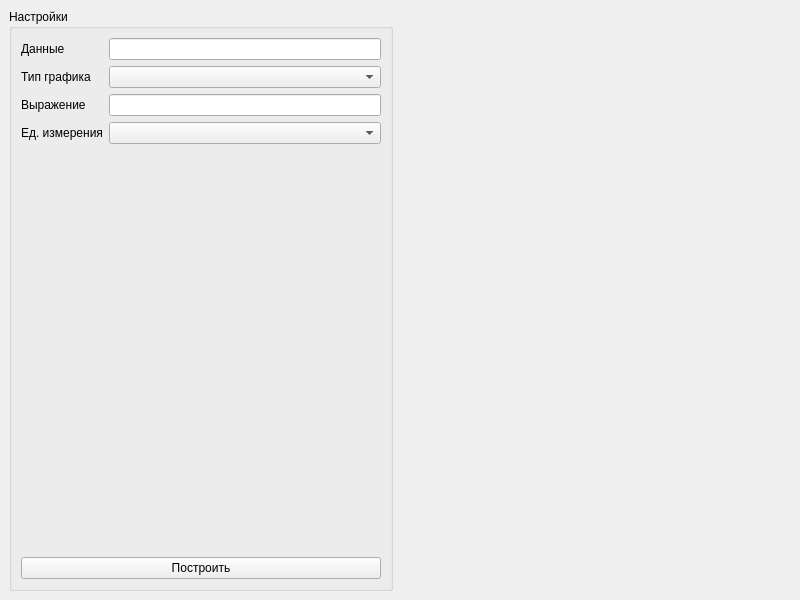
Old version of the form ui/comsol.ui in the repository baltikaa9/comsol-free.
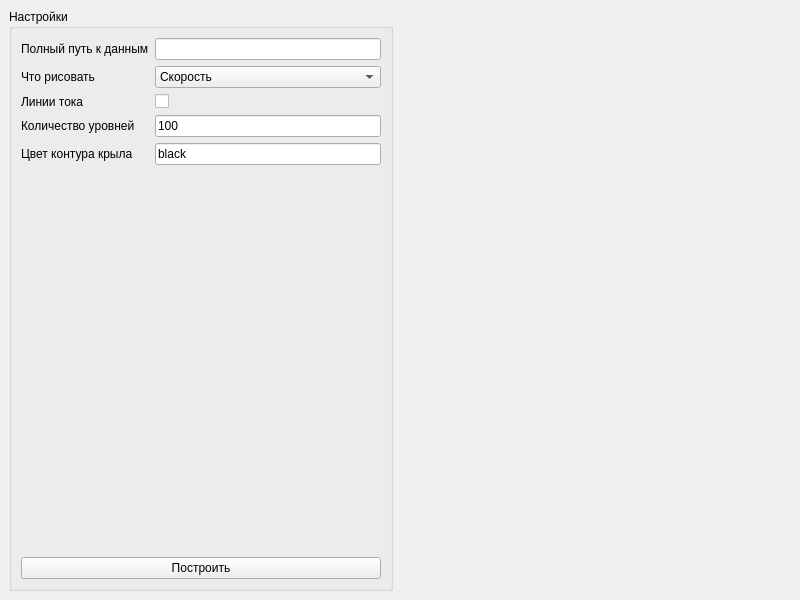
New version of the form.

Commit message: Обновил интерфейс и сделал его рабочим

What changed in the file:
```diff
--- a/ui/comsol.ui
+++ b/ui/comsol.ui
@@ -32,7 +32,7 @@
          <item row="0" column="0">
           <widget class="QLabel" name="label">
            <property name="text">
-            <string>Данные</string>
+            <string>Полный путь к данным</string>
            </property>
           </widget>
          </item>
@@ -40,34 +40,67 @@
           <widget class="QLineEdit" name="lineEdit"/>
          </item>
          <item row="1" column="0">
-          <widget class="QLabel" name="label_2">
+          <widget class="QLabel" name="label_3">
            <property name="text">
-            <string>Тип графика</string>
+            <string>Что рисовать</string>
            </property>
           </widget>
          </item>
          <item row="1" column="1">
-          <widget class="QComboBox" name="comboBox"/>
+          <widget class="QComboBox" name="comboBox_expression">
+           <item>
+            <property name="text">
+             <string>Скорость</string>
+            </property>
+           </item>
+           <item>
+            <property name="text">
+             <string>Давление</string>
+            </property>
+           </item>
+          </widget>
          </item>
          <item row="2" column="0">
-          <widget class="QLabel" name="label_3">
+          <widget class="QLabel" name="label_2">
            <property name="text">
-            <string>Выражение</string>
+            <string>Линии тока</string>
            </property>
           </widget>
          </item>
          <item row="2" column="1">
-          <widget class="QLineEdit" name="lineEdit_3"/>
+          <widget class="QCheckBox" name="checkBox_stream_lines">
+           <property name="text">
+            <string/>
+           </property>
+          </widget>
          </item>
          <item row="3" column="0">
           <widget class="QLabel" name="label_7">
            <property name="text">
-            <string>Ед. измерения</string>
+            <string>Количество уровней</string>
            </property>
           </widget>
          </item>
          <item row="3" column="1">
-          <widget class="QComboBox" name="comboBox_3"/>
+          <widget class="QLineEdit" name="lineEdit_levels">
+           <property name="text">
+            <string>100</string>
+           </property>
+          </widget>
+         </item>
+         <item row="4" column="0">
+          <widget class="QLabel" name="label_5">
+           <property name="text">
+            <string>Цвет контура крыла</string>
+           </property>
+          </widget>
+         </item>
+         <item row="4" column="1">
+          <widget class="QLineEdit" name="lineEdit_geometry_color">
+           <property name="text">
+            <string>black</string>
+           </property>
+          </widget>
          </item>
         </layout>
        </item>
```
Left out of the diff: 4 changed lines with no effect on the pictures. The commit also changes 3 other files.
